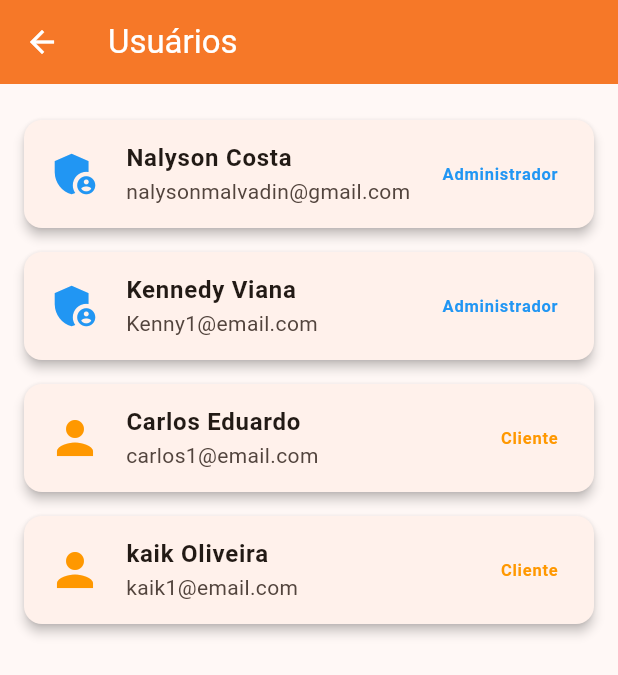
After one commit to Aiko-sys/agendaki, a Flutter app: the UsersScreen screen opened by its route, on a phone screen of 412 x 824 dp. The commit adds this screen. Shown: the top 675 px of the screen. Run offline on Flutter 3.47's test engine with Material 3 defaults, Android fonts, the phone set to English and light mode, and no system bars; our stand-ins replace cloud_firestore, firebase_auth, firebase_core; accounts and stored records are empty; statements that could not run were skipped.

Commit message:
ver users

```diff
--- a/lib/routes/app_routes.dart
+++ b/lib/routes/app_routes.dart
@@ -6,6 +6,7 @@ import '../screens/agendamento_screen.dart';
 import '../screens/mi_reservas.dart';
 import '../screens/add_espacos_screen.dart';
 import '../screens/perfilusuario_screen.dart';
+import '../screens/users_screen.dart';
 import './../widgets/auth_guard.dart';
 
 class AppRoutes {
@@ -16,6 +17,7 @@ class AppRoutes {
   static const String minhasReservas = '/minhas-reservas';
   static const String adicionarEspaco = '/adicionar-espaco';
   static const String perfilUsuario = '/perfilusuario';
+  static const String usuarios = '/usuarios';
 
   static Map<String, WidgetBuilder> getRoutes() {
     return {
@@ -24,8 +26,6 @@ class AppRoutes {
       cadastro: (context) => const CadastroScreen(),
 
       espacos: (context) => AuthGuard(child: const EspacosScreen()),
-
-
 
       agendamento: (context) {
         final args = ModalRoute.of(context)!.settings.arguments;
@@ -43,6 +43,8 @@ class AppRoutes {
 
       adicionarEspaco: (context) =>
           AuthGuard(child: const AdicionarEspacoScreen()),
+
+      usuarios: (context) => AuthGuard(child: UsersScreen()), //
     };
   }
 }
--- a/lib/screens/espacos_screen.dart
+++ b/lib/screens/espacos_screen.dart
@@ -73,7 +73,7 @@ class _EspacosScreenState extends State<EspacosScreen> {
                   const Icon(Icons.account_circle, size: 60, color: Colors.white),
                   const SizedBox(height: 8),
                   Text(
-                    userName ?? 'Usuário',
+                    userName ?? 'Usuários',
                     style: const TextStyle(
                       color: Colors.white,
                       fontSize: 20,
@@ -102,6 +102,14 @@ class _EspacosScreenState extends State<EspacosScreen> {
                     espacos.add(novoEspaco as Map<String, dynamic>);
                   });
                 }
+              },
+            ),
+            ListTile(
+              leading: const Icon(Icons.supervised_user_circle_sharp),
+              title: const Text('ver usuarios'),
+              onTap: (){
+                Navigator.pop(context);
+                Navigator.pushNamed(context, '/usuarios');
               },
             ),
             ListTile(
--- /dev/null
+++ b/lib/screens/users_screen.dart
@@ -0,0 +1,94 @@
+import 'package:flutter/material.dart';
+
+final Color laranja = const Color(0xFFF67828);
+
+class Usuario {
+  final String nome;
+  final String email;
+  final String tipo;
+
+  Usuario({required this.nome, required this.email, required this.tipo});
+}
+
+class UsersScreen extends StatelessWidget {
+  UsersScreen({Key? key}) : super(key: key);
+
+  final List<Usuario> usuarios = [
+    Usuario(nome: 'Nalyson Costa', email: 'nalysonmalvadin@gmail.com', tipo: 'Administrador'),
+    Usuario(nome: 'Kennedy Viana', email: 'Kenny1@email.com', tipo: 'Administrador'),
+    Usuario(nome: 'Carlos Eduardo', email: 'carlos1@email.com', tipo: 'Cliente'),
+    Usuario(nome: 'kaik Oliveira', email: 'kaik1@email.com', tipo: 'Cliente'),
+  ];
+
+  IconData _getIcon(String tipo) {
+    switch (tipo.toLowerCase()) {
+      case 'administrador':
+        return Icons.admin_panel_settings;
+      case 'aluno':
+        return Icons.school;
+      default:
+        return Icons.person;
+    }
+  }
+
+  Color _getTipoColor(String tipo) {
+    switch (tipo.toLowerCase()) {
+      case 'administrador':
+        return Colors.blue;
+      case 'aluno':
+        return Colors.red;
+      default:
+        return Colors.orange;
+    }
+  }
+
+  @override
+  Widget build(BuildContext context) {
+    return Scaffold(
+      appBar: AppBar(
+        backgroundColor: laranja,
+        leading: IconButton(
+          icon: const Icon(Icons.arrow_back, color: Colors.white),
+          onPressed: () {
+            Navigator.of(context).pop();
+          },
+        ),
+        title: const Text(
+          'Usuários',
+          style: TextStyle(color: Colors.white),
+        ),
+      ),
+      body: ListView.builder(
+        padding: const EdgeInsets.all(16),
+        itemCount: usuarios.length,
+        itemBuilder: (context, index) {
+          final usuario = usuarios[index];
+          return Card(
+            elevation: 3,
+            margin: const EdgeInsets.symmetric(vertical: 8),
+            shape: RoundedRectangleBorder(borderRadius: BorderRadius.circular(12)),
+            child: ListTile(
+              leading: Icon(
+                _getIcon(usuario.tipo),
+                color: _getTipoColor(usuario.tipo),
+                size: 36,
+              ),
+              title: Text(
+                usuario.nome,
+                style: const TextStyle(fontWeight: FontWeight.bold),
+              ),
+              subtitle: Text(usuario.email),
+              trailing: Text(
+                usuario.tipo,
+                style: TextStyle(
+                  color: _getTipoColor(usuario.tipo),
+                  fontWeight: FontWeight.w600,
+                ),
+              ),
+            ),
+          );
+        },
+      ),
+    );
+  }
+}
```
